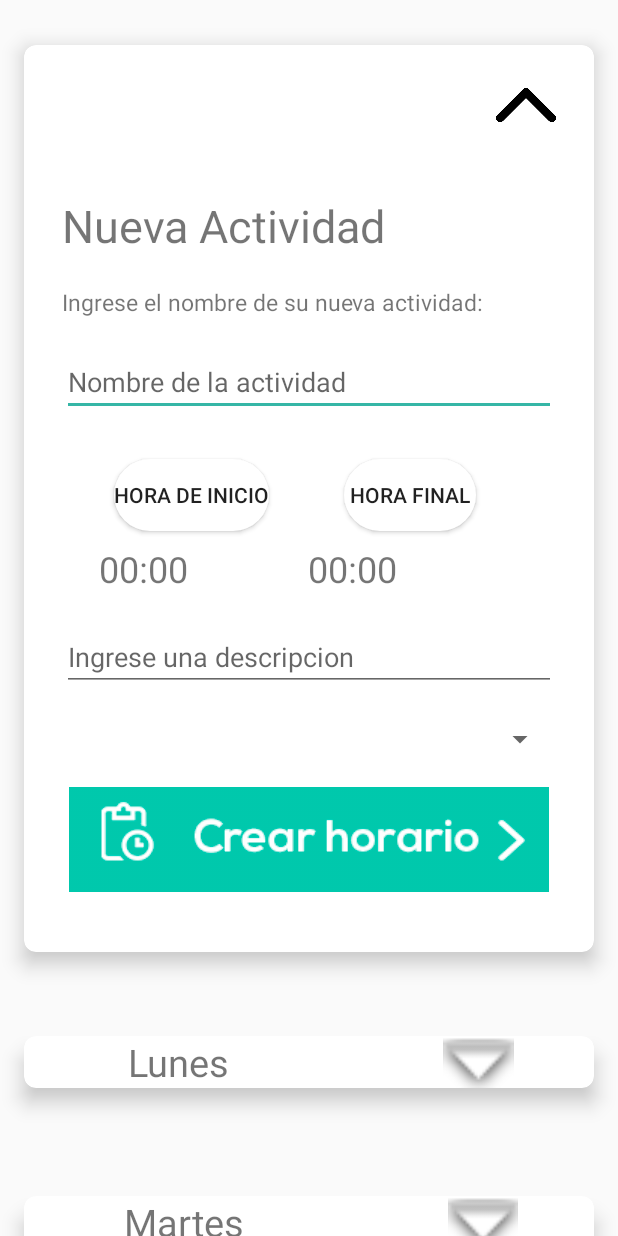
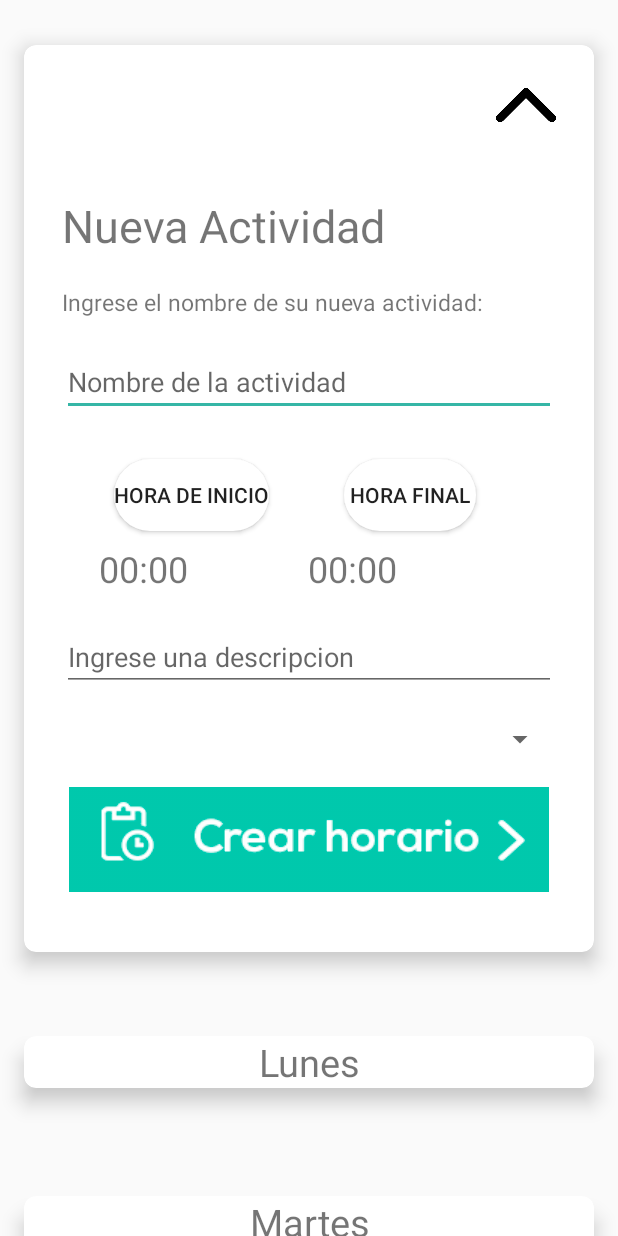
Before and after one commit to JuanGalicia20/POOProject, an Android app: the layout content_scrolling.xml on its own in the app's theme, with its tools: preview values and no code run, on a phone screen of 412 x 824 dp. Run offline under Robolectric (Android 15) with nearby library versions, the phone set to English and light mode, and no system bars; Roboto replaces fonts that are not available here.

Commit message:
Update content_scrolling.xml
Cambios en las flechitas de los horarios

```diff
--- a/AplicacionMovil/app/src/main/res/layout/content_scrolling.xml
+++ b/AplicacionMovil/app/src/main/res/layout/content_scrolling.xml
@@ -190,17 +190,6 @@
                         android:textAlignment="center"
                         android:textSize="25dp" />
 
-                    <ImageView
-                        android:id="@+id/imglunes"
-                        android:layout_width="wrap_content"
-                        android:layout_height="match_parent"
-                        android:layout_marginLeft="20dp"
-                        android:layout_weight="1"
-                        android:adjustViewBounds="true"
-                        android:maxWidth="20dp"
-                        android:maxHeight="42dp"
-                        android:scaleType="fitCenter"
-                        app:srcCompat="@android:drawable/arrow_down_float" />
                 </LinearLayout>
             </androidx.cardview.widget.CardView>
 
@@ -259,17 +248,6 @@
                         android:textAlignment="center"
                         android:textSize="25dp" />
 
-                    <ImageView
-                        android:id="@+id/imgmartes"
-                        android:layout_width="wrap_content"
-                        android:layout_height="match_parent"
-                        android:layout_marginLeft="20dp"
-                        android:layout_weight="1"
-                        android:adjustViewBounds="true"
-                        android:maxWidth="20dp"
-                        android:maxHeight="42dp"
-                        android:scaleType="fitCenter"
-                        app:srcCompat="@android:drawable/arrow_down_float" />
                 </LinearLayout>
             </androidx.cardview.widget.CardView>
 
@@ -329,17 +307,6 @@
                         android:textAlignment="center"
                         android:textSize="25dp" />
 
-                    <ImageView
-                        android:id="@+id/imgmiercoles"
-                        android:layout_width="wrap_content"
-                        android:layout_height="match_parent"
-                        android:layout_marginLeft="20dp"
-                        android:layout_weight="1"
-                        android:adjustViewBounds="true"
-                        android:maxWidth="20dp"
-                        android:maxHeight="42dp"
-                        android:scaleType="fitCenter"
-                        app:srcCompat="@android:drawable/arrow_down_float" />
                 </LinearLayout>
             </androidx.cardview.widget.CardView>
 
@@ -399,17 +366,6 @@
                         android:textAlignment="center"
                         android:textSize="25dp" />
 
-                    <ImageView
-                        android:id="@+id/imgjueves"
-                        android:layout_width="wrap_content"
-                        android:layout_height="match_parent"
-                        android:layout_marginLeft="20dp"
-                        android:layout_weight="1"
-                        android:adjustViewBounds="true"
-                        android:maxWidth="20dp"
-                        android:maxHeight="42dp"
-                        android:scaleType="fitCenter"
-                        app:srcCompat="@android:drawable/arrow_down_float" />
                 </LinearLayout>
             </androidx.cardview.widget.CardView>
 
@@ -469,17 +425,6 @@
                         android:textAlignment="center"
                         android:textSize="25dp" />
 
-                    <ImageView
-                        android:id="@+id/imgviernes"
-                        android:layout_width="wrap_content"
-                        android:layout_height="match_parent"
-                        android:layout_marginLeft="20dp"
-                        android:layout_weight="1"
-                        android:adjustViewBounds="true"
-                        android:maxWidth="20dp"
-                        android:maxHeight="42dp"
-                        android:scaleType="fitCenter"
-                        app:srcCompat="@android:drawable/arrow_down_float" />
                 </LinearLayout>
             </androidx.cardview.widget.CardView>
 
@@ -540,18 +485,7 @@
                         android:textAlignment="center"
                         android:textSize="25dp" />
 
-                    <ImageView
-                        android:id="@+id/imgsabado"
-                        android:layout_width="wrap_content"
-                        android:layout_height="match_parent"
-                        android:layout_marginLeft="20dp"
-                        android:layout_weight="1"
-                        android:adjustViewBounds="true"
-                        android:maxWidth="20dp"
-                        android:maxHeight="42dp"
-                        android:scaleType="fitCenter"
-                        app:srcCompat="@android:drawable/arrow_down_float" />
-                </LinearLayout>
+                    </LinearLayout>
             </androidx.cardview.widget.CardView>
 
             <androidx.cardview.widget.CardView
@@ -611,18 +545,7 @@
                         android:textAlignment="center"
                         android:textSize="25dp" />
 
-                    <ImageView
-                        android:id="@+id/imgdomingo"
-                        android:layout_width="wrap_content"
-                        android:layout_height="match_parent"
-                        android:layout_marginLeft="20dp"
-                        android:layout_weight="1"
-                        android:adjustViewBounds="true"
-                        android:maxWidth="20dp"
-                        android:maxHeight="42dp"
-                        android:scaleType="fitCenter"
-                        app:srcCompat="@android:drawable/arrow_down_float" />
-                </LinearLayout>
+                    </LinearLayout>
             </androidx.cardview.widget.CardView>
 
             <androidx.cardview.widget.CardView
```
